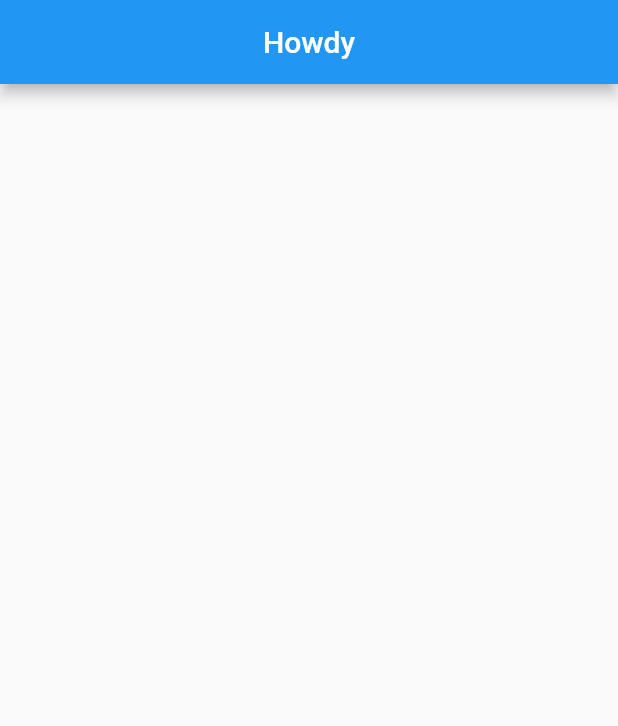
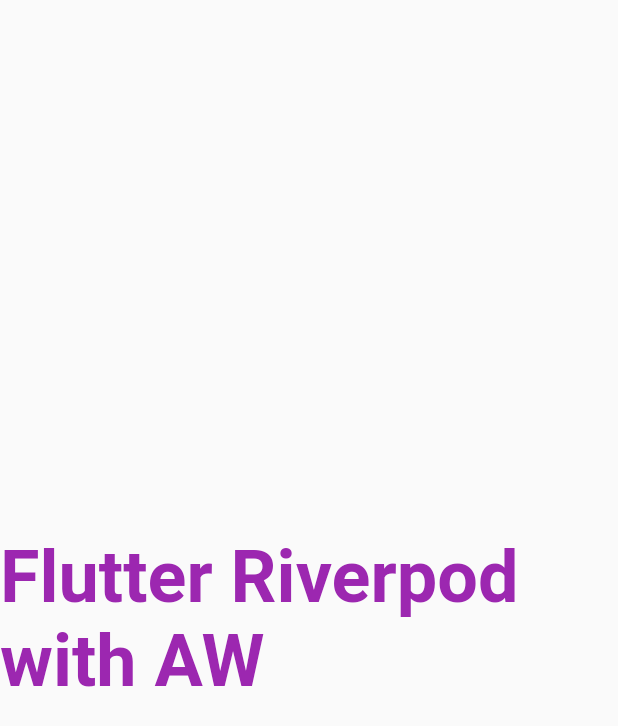
Before and after one commit to AWahab02/Riverpod_Proj, a Flutter app: the screen it shows after launch, on a phone screen of 412 x 824 dp. Shown: the top 726 px of the screen. Run offline on Flutter 3.47's test engine with Material 2 defaults, Android fonts, the phone set to English and light mode, and no system bars; our stand-ins replace flutter_riverpod, riverpod.

Commit message:
first commit

```diff
--- a/lib/main.dart
+++ b/lib/main.dart
@@ -24,19 +24,21 @@ class MyApp extends StatelessWidget {
   }
 }
 
-class HomeScreen extends StatelessWidget {
+class HomeScreen extends ConsumerWidget {
   const HomeScreen({super.key});
 
   @override
-  Widget build(BuildContext context) {
+  Widget build(BuildContext context, WidgetRef ref) {
+    String ourData = ref.read<String>(stringProvider);
     return Scaffold(
-      appBar: AppBar(
-        centerTitle: true,
-        title: const Text('Howdy'),
-      ),
-      body: Container(
-        child: Column(
-          children: [],
+      body: Center(
+        child: Text(
+          ourData,
+          style: const TextStyle(
+            fontSize: 48,
+            fontWeight: FontWeight.bold,
+            color: Colors.purple,
+          ),
         ),
       ),
     );
--- a/lib/provider/countProvider.dart
+++ /dev/null
@@ -1,3 +0,0 @@
-import 'package:flutter/foundation.dart';
-
-class CountProvider with ChangeNotifier {}
```
